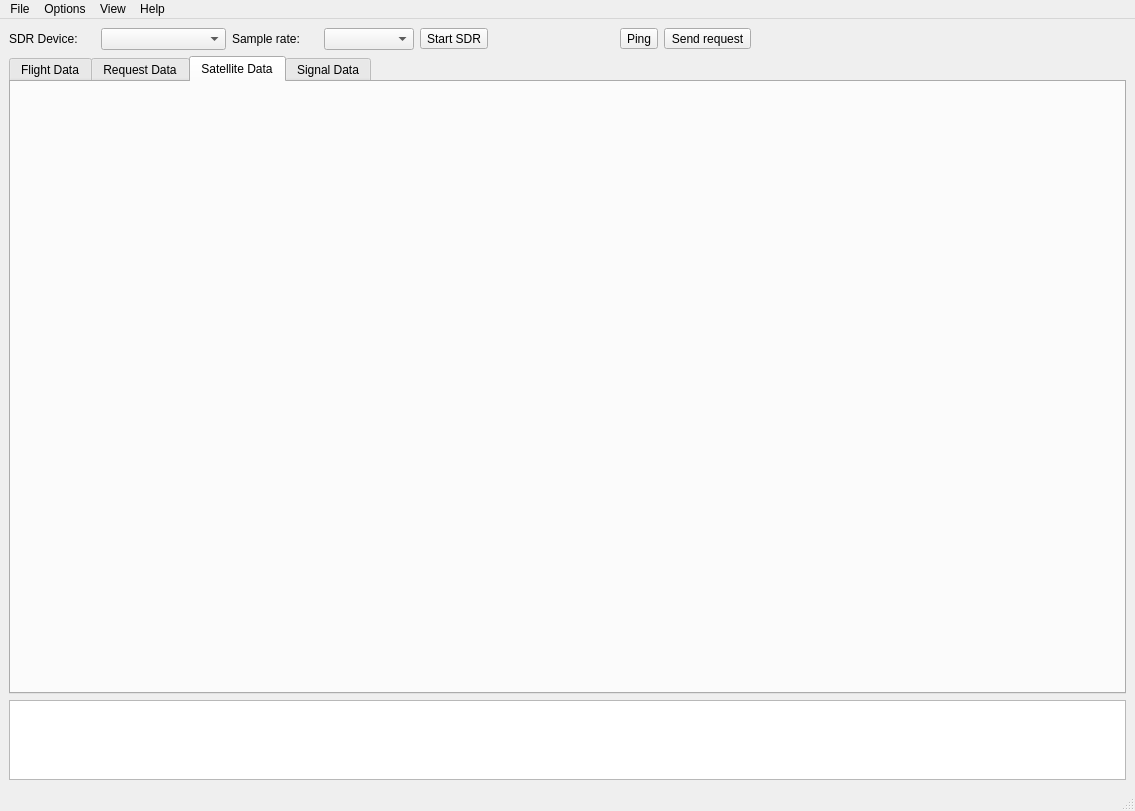
This is gui/qt/mainwindow.ui in floripasat/grs as Qt 5 draws it before an edit. The edited form follows.
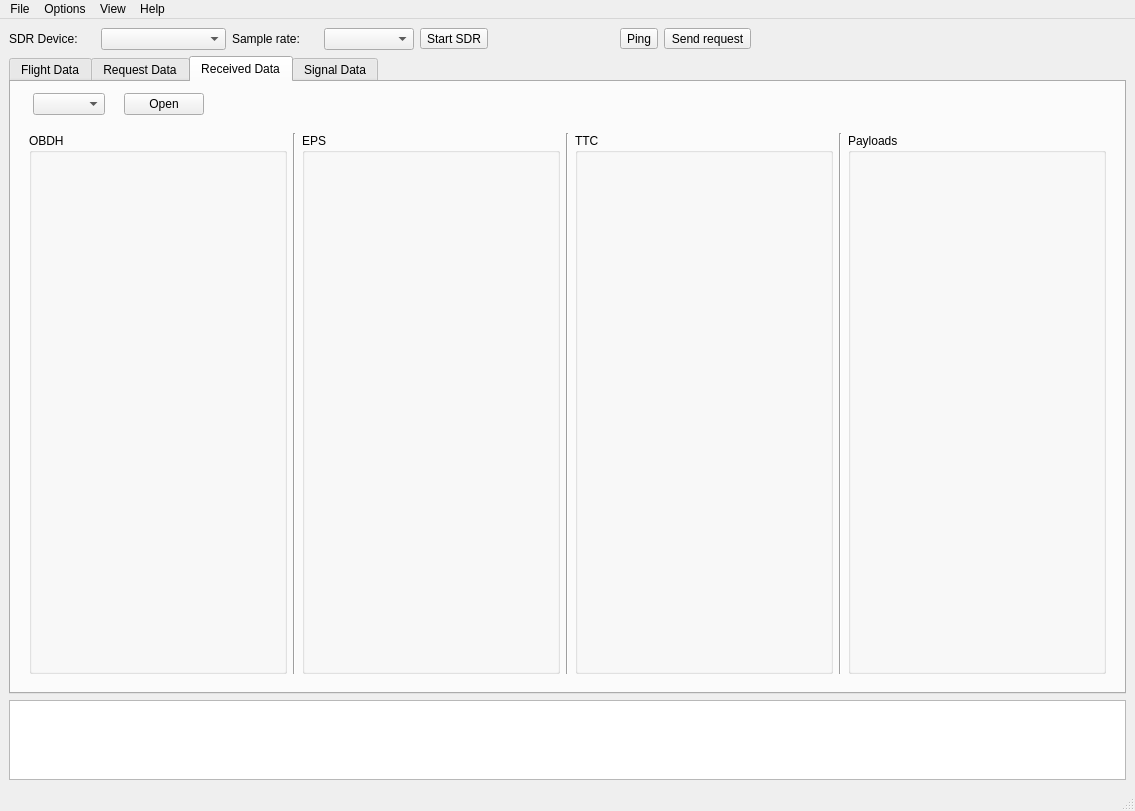
This is the edited form. The open tabs and pages were chosen to show the change.

Commit message:
Adding tab received content
- Changing tab name from Sattelite Data to Received Data
- Qt tab layout adding
- Adding ComboBox where selects show mode
- Adding 2 modes: "Current" and "From file"
- Tab open button works only at "From file" mode selected
- File name Label enables when at "From file" mode
- Adding file tabReceived.py which controls the tab
- Changing some object names to distinguish buttons name

```diff
--- a/gui/qt/mainwindow.ui
+++ b/gui/qt/mainwindow.ui
@@ -505,8 +505,146 @@
       </widget>
       <widget class="QWidget" name="tabSatellite">
        <attribute name="title">
-        <string>Satellite Data</string>
+        <string>Received Data</string>
        </attribute>
+       <layout class="QVBoxLayout" name="verticalLayout_8">
+        <item>
+         <widget class="QWidget" name="Wreceivedbar" native="true">
+          <property name="maximumSize">
+           <size>
+            <width>16777215</width>
+            <height>27</height>
+           </size>
+          </property>
+          <layout class="QHBoxLayout" name="horizontalLayout_5">
+           <property name="margin">
+            <number>0</number>
+           </property>
+           <item>
+            <widget class="QLabel" name="Ldatashow">
+             <property name="sizePolicy">
+              <sizepolicy hsizetype="Maximum" vsizetype="Preferred">
+               <horstretch>0</horstretch>
+               <verstretch>0</verstretch>
+              </sizepolicy>
+             </property>
+             <property name="text">
+              <string/>
+             </property>
+            </widget>
+           </item>
+           <item>
+            <widget class="QComboBox" name="CBdatashow">
+             <property name="sizePolicy">
+              <sizepolicy hsizetype="Maximum" vsizetype="Fixed">
+               <horstretch>0</horstretch>
+               <verstretch>0</verstretch>
+              </sizepolicy>
+             </property>
+             <property name="maximumSize">
+              <size>
+               <width>16777215</width>
+               <height>16777215</height>
+              </size>
+             </property>
+            </widget>
+           </item>
+           <item>
+            <widget class="QLabel" name="Ldatashowfile">
+             <property name="sizePolicy">
+              <sizepolicy hsizetype="Maximum" vsizetype="Preferred">
+               <horstretch>0</horstretch>
+               <verstretch>0</verstretch>
+              </sizepolicy>
+             </property>
+             <property name="text">
+              <string/>
+             </property>
+            </widget>
+           </item>
+           <item>
+            <widget class="QPushButton" name="Bdataopen">
+             <property name="maximumSize">
+              <size>
+               <width>80</width>
+               <height>16777215</height>
+              </size>
+             </property>
+             <property name="text">
+              <string>Open</string>
+             </property>
+            </widget>
+           </item>
+           <item>
+            <widget class="QLabel" name="space4">
+             <property name="text">
+              <string/>
+             </property>
+            </widget>
+           </item>
+          </layout>
+         </widget>
+        </item>
+        <item>
+         <widget class="QWidget" name="Wreceiveddata" native="true">
+          <layout class="QHBoxLayout" name="horizontalLayout_6">
+           <item>
+            <widget class="QGroupBox" name="GBrecobdh">
+             <property name="title">
+              <string>OBDH</string>
+             </property>
+             <layout class="QVBoxLayout" name="verticalLayout_10"/>
+            </widget>
+           </item>
+           <item>
+            <widget class="Line" name="VL4">
+             <property name="orientation">
+              <enum>Qt::Vertical</enum>
+             </property>
+            </widget>
+           </item>
+           <item>
+            <widget class="QGroupBox" name="GBreceps">
+             <property name="title">
+              <string>EPS</string>
+             </property>
+             <layout class="QVBoxLayout" name="verticalLayout_9"/>
+            </widget>
+           </item>
+           <item>
+            <widget class="Line" name="VL5">
+             <property name="orientation">
+              <enum>Qt::Vertical</enum>
+             </property>
+            </widget>
+           </item>
+           <item>
+            <widget class="QGroupBox" name="GBrecttc">
+             <property name="title">
+              <string>TTC</string>
+             </property>
+             <layout class="QVBoxLayout" name="verticalLayout_12"/>
+            </widget>
+           </item>
+           <item>
+            <widget class="Line" name="VL6">
+             <property name="orientation">
+              <enum>Qt::Vertical</enum>
+             </property>
+            </widget>
+           </item>
+           <item>
+            <widget class="QGroupBox" name="GBrecpayloads">
+             <property name="title">
+              <string>Payloads</string>
+             </property>
+             <layout class="QVBoxLayout" name="verticalLayout_11"/>
+            </widget>
+           </item>
+          </layout>
+         </widget>
+        </item>
+       </layout>
       </widget>
       <widget class="QWidget" name="tabSignal">
        <attribute name="title">
```
Left out of the diff: 16 changed lines with no effect on the pictures. The commit also changes 5 other files.
